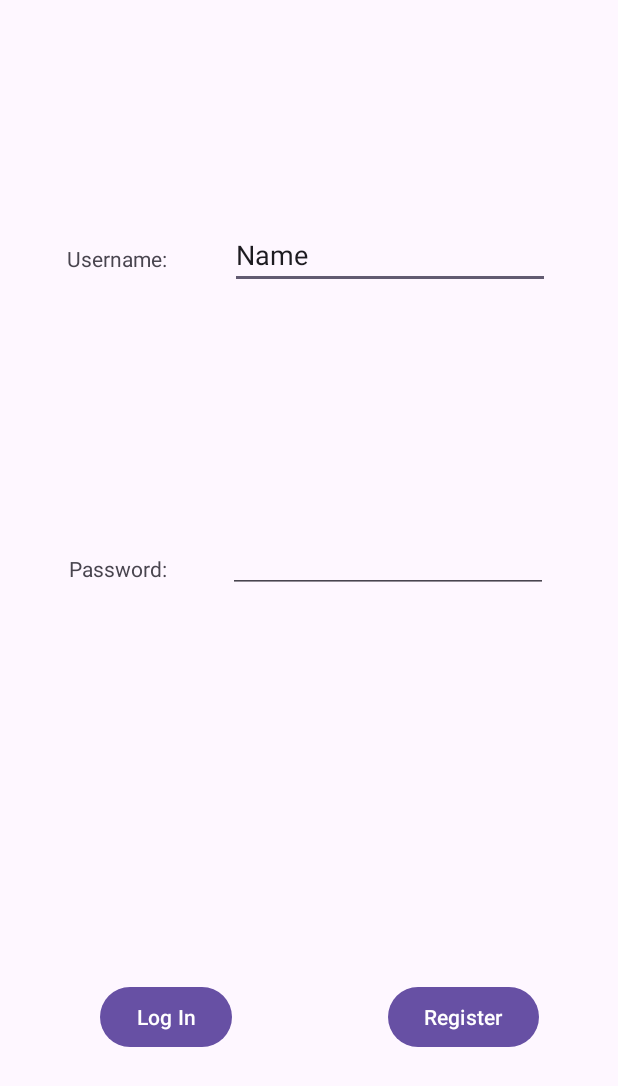
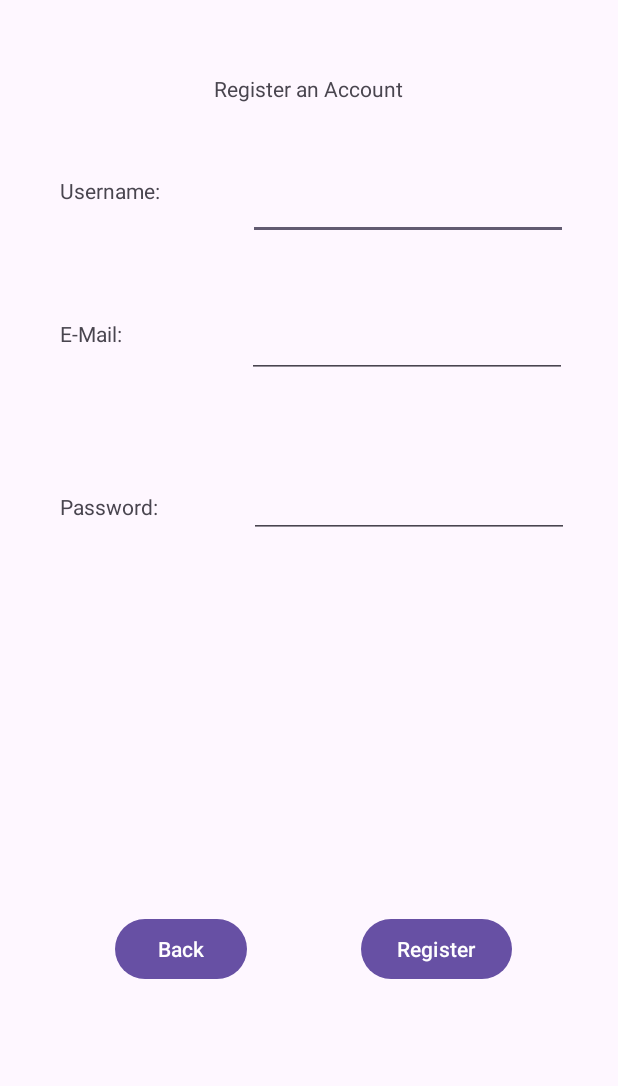
Before and after one commit to DanijelMizdaric/FlowerShop, an Android app: the screen it shows after launch (MainActivity before the commit, Register after it), after a tap on "Register", on a phone screen of 412 x 824 dp. Shown: the top 1086 px of the screen. Run offline under Robolectric (Android 15) with nearby library versions, the phone set to English and light mode, and no system bars.

Commit message:
70% done

```diff
--- a/app/src/main/AndroidManifest.xml
+++ b/app/src/main/AndroidManifest.xml
@@ -12,6 +12,9 @@
         android:supportsRtl="true"
         android:theme="@style/Theme.FlowerShop"
         tools:targetApi="31">
+        <activity
+            android:name=".Register"
+            android:exported="false" />
         <activity
             android:name=".CartView"
             android:exported="false" />
--- a/app/src/main/java/com/example/flowershop/FlowerDB.java
+++ b/app/src/main/java/com/example/flowershop/FlowerDB.java
@@ -5,7 +5,7 @@ import android.content.Context;
 import androidx.room.Database;
 import androidx.room.Room;
 import androidx.room.RoomDatabase;
-@Database(entities = {FlowerRoom.class, OrderRoom.class}, version = 2)
+@Database(entities = {FlowerRoom.class, OrderRoom.class}, version = 3)
 public abstract class FlowerDB extends RoomDatabase{
 
     private static FlowerDB instance;
--- a/app/src/main/java/com/example/flowershop/MainActivity.java
+++ b/app/src/main/java/com/example/flowershop/MainActivity.java
@@ -42,8 +42,9 @@ public class MainActivity extends AppCompatActivity {
         });
 
         registerButton.setOnClickListener(v -> {
-            // You can later link this to a registration activity
-            Toast.makeText(MainActivity.this, "Register button clicked", Toast.LENGTH_SHORT).show();
+            Intent intent = new Intent (MainActivity.this, Register.class);
+            startActivity(intent);
+            finish();
         });
     }
 }
--- a/app/src/main/java/com/example/flowershop/OrderDAO.java
+++ b/app/src/main/java/com/example/flowershop/OrderDAO.java
@@ -15,6 +15,9 @@ public interface OrderDAO {
     @Query("SELECT * FROM orders")
     List<OrderRoom> getAllOrders();
 
+    @Query("SELECT MAX(orderID) FROM orders")
+    Integer getLastOrderID();
+
     @Query("DELETE FROM orders")
     void deleteAllOrders();
 }
--- a/app/src/main/java/com/example/flowershop/OrderRoom.java
+++ b/app/src/main/java/com/example/flowershop/OrderRoom.java
@@ -8,11 +8,12 @@ public class OrderRoom {
 
     @PrimaryKey(autoGenerate = true)
     public int id;
-
+    public int orderID;
     public String name;
     public int quantity;
 
-    public OrderRoom(String name, int quantity) {
+    public OrderRoom(int orderID, String name, int quantity) {
+        this.orderID=orderID;
         this.name = name;
         this.quantity = quantity;
     }
--- /dev/null
+++ b/app/src/main/java/com/example/flowershop/Register.java
@@ -0,0 +1,35 @@
+package com.example.flowershop;
+
+import android.annotation.SuppressLint;
+import android.content.Intent;
+import android.os.Bundle;
+import android.widget.Button;
+
+import androidx.activity.EdgeToEdge;
+import androidx.appcompat.app.AppCompatActivity;
+import androidx.core.graphics.Insets;
+import androidx.core.view.ViewCompat;
+import androidx.core.view.WindowInsetsCompat;
+
+public class Register extends AppCompatActivity {
+
+
+    Button backbtn;
+    Button registerBtn;
+
+    @SuppressLint("MissingInflatedId")
+    @Override
+    protected void onCreate(Bundle savedInstanceState) {
+        super.onCreate(savedInstanceState);
+
+        setContentView(R.layout.activity_register);
+       backbtn=findViewById(R.id.backBtnID2);
+       registerBtn=findViewById(R.id.regBtnID);
+
+       backbtn.setOnClickListener(v->{
+           Intent intent = new Intent(Register.this, MainActivity.class);
+           startActivity(intent);
+           finish();
+       });
+        }
+    }
--- /dev/null
+++ b/app/src/main/java/com/example/flowershop/User.java
@@ -0,0 +1,4 @@
+package com.example.flowershop;
+
+public class User {
+}
--- a/app/src/main/res/layout/activity_main.xml
+++ b/app/src/main/res/layout/activity_main.xml
@@ -13,7 +13,6 @@
         android:layout_height="wrap_content"
         android:ems="10"
         android:inputType="text"
-        android:text="Name"
         app:layout_constraintBottom_toBottomOf="parent"
         app:layout_constraintEnd_toEndOf="parent"
         app:layout_constraintHorizontal_bias="0.771"
--- /dev/null
+++ b/app/src/main/res/layout/activity_register.xml
@@ -0,0 +1,120 @@
+<?xml version="1.0" encoding="utf-8"?>
+<androidx.constraintlayout.widget.ConstraintLayout xmlns:android="http://schemas.android.com/apk/res/android"
+    xmlns:app="http://schemas.android.com/apk/res-auto"
+    xmlns:tools="http://schemas.android.com/tools"
+    android:id="@+id/main"
+    android:layout_width="match_parent"
+    android:layout_height="match_parent"
+    tools:context=".Register">
+
+    <TextView
+        android:id="@+id/textView5"
+        android:layout_width="wrap_content"
+        android:layout_height="wrap_content"
+        android:text="Register an Account"
+        app:layout_constraintBottom_toBottomOf="parent"
+        app:layout_constraintEnd_toEndOf="parent"
+        app:layout_constraintHorizontal_bias="0.498"
+        app:layout_constraintStart_toStartOf="parent"
+        app:layout_constraintTop_toTopOf="parent"
+        app:layout_constraintVertical_bias="0.061" />
+
+    <TextView
+        android:id="@+id/textView6"
+        android:layout_width="wrap_content"
+        android:layout_height="wrap_content"
+        android:text="Username:"
+        app:layout_constraintBottom_toBottomOf="parent"
+        app:layout_constraintEnd_toEndOf="parent"
+        app:layout_constraintHorizontal_bias="0.116"
+        app:layout_constraintStart_toStartOf="parent"
+        app:layout_constraintTop_toTopOf="parent"
+        app:layout_constraintVertical_bias="0.146" />
+
+    <TextView
+        android:id="@+id/textView7"
+        android:layout_width="wrap_content"
+        android:layout_height="wrap_content"
+        android:text="E-Mail:"
+        app:layout_constraintBottom_toBottomOf="parent"
+        app:layout_constraintEnd_toEndOf="parent"
+        app:layout_constraintHorizontal_bias="0.108"
+        app:layout_constraintStart_toStartOf="parent"
+        app:layout_constraintTop_toTopOf="parent"
+        app:layout_constraintVertical_bias="0.264" />
+
+    <TextView
+        android:id="@+id/textView8"
+        android:layout_width="wrap_content"
+        android:layout_height="wrap_content"
+        android:text="Password:"
+        app:layout_constraintBottom_toBottomOf="parent"
+        app:layout_constraintEnd_toEndOf="parent"
+        app:layout_constraintHorizontal_bias="0.116"
+        app:layout_constraintStart_toStartOf="parent"
+        app:layout_constraintTop_toTopOf="parent"
+        app:layout_constraintVertical_bias="0.408" />
+
+    <Button
+        android:id="@+id/backBtnID2"
+        android:layout_width="wrap_content"
+        android:layout_height="wrap_content"
+        android:text="Back"
+        app:layout_constraintBottom_toBottomOf="parent"
+        app:layout_constraintEnd_toEndOf="parent"
+        app:layout_constraintHorizontal_bias="0.236"
+        app:layout_constraintStart_toStartOf="parent"
+        app:layout_constraintTop_toTopOf="parent"
+        app:layout_constraintVertical_bias="0.784" />
+
+    <Button
+        android:id="@+id/regBtnID"
+        android:layout_width="wrap_content"
+        android:layout_height="wrap_content"
+        android:text="Register"
+        app:layout_constraintBottom_toBottomOf="parent"
+        app:layout_constraintEnd_toEndOf="parent"
+        app:layout_constraintHorizontal_bias="0.772"
+        app:layout_constraintStart_toStartOf="parent"
+        app:layout_constraintTop_toTopOf="parent"
+        app:layout_constraintVertical_bias="0.784" />
+
+    <EditText
+        android:id="@+id/editTextText2"
+        android:layout_width="wrap_content"
+        android:layout_height="wrap_content"
+        android:ems="10"
+        android:inputType="text"
+        app:layout_constraintBottom_toTopOf="@+id/editTextTextEmailAddress"
+        app:layout_constraintEnd_toEndOf="parent"
+        app:layout_constraintHorizontal_bias="0.64"
+        app:layout_constraintStart_toEndOf="@+id/textView6"
+        app:layout_constraintTop_toTopOf="parent"
+        app:layout_constraintVertical_bias="0.712" />
+
+    <EditText
+        android:id="@+id/editTextTextEmailAddress"
+        android:layout_width="wrap_content"
+        android:layout_height="wrap_content"
+        android:ems="10"
+        android:inputType="textEmailAddress"
+        app:layout_constraintBottom_toTopOf="@+id/editTextTextPassword"
+        app:layout_constraintEnd_toEndOf="parent"
+        app:layout_constraintHorizontal_bias="0.71"
+        app:layout_constraintStart_toEndOf="@+id/textView7"
+        app:layout_constraintTop_toTopOf="parent"
+        app:layout_constraintVertical_bias="0.77" />
+
+    <EditText
+        android:id="@+id/editTextTextPassword"
+        android:layout_width="wrap_content"
+        android:layout_height="wrap_content"
+        android:ems="10"
+        android:inputType="textPassword"
+        app:layout_constraintBottom_toBottomOf="parent"
+        app:layout_constraintEnd_toEndOf="parent"
+        app:layout_constraintHorizontal_bias="0.647"
+        app:layout_constraintStart_toEndOf="@+id/textView8"
+        app:layout_constraintTop_toTopOf="parent"
+        app:layout_constraintVertical_bias="0.402" />
+</androidx.constraintlayout.widget.ConstraintLayout>
```
Also changed, not shown: app/src/main/java/com/example/flowershop/CartManager.java (+12 -6 lines), app/src/main/java/com/example/flowershop/CartView.java (+4 -9 lines), app/src/main/java/com/example/flowershop/HomeScreen.java (+22 -2 lines), app/src/main/res/layout/activity_home_screen.xml (+46 -5 lines).
